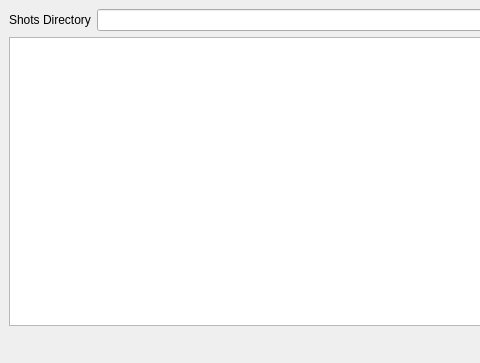
iceanimations/setupMasterScene, file ui/main.ui: the form before one commit; both pictures show x 0 to 480 and y 0 to 363 of the 817 by 363 pixel window.
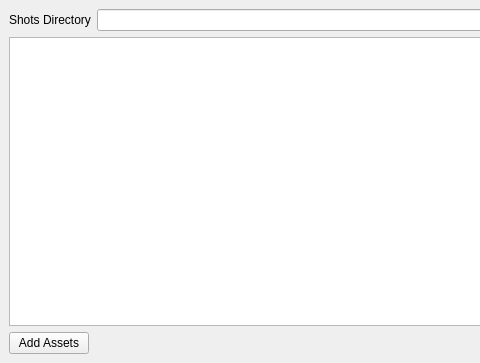
The form after the commit.

```diff
--- a/ui/main.ui
+++ b/ui/main.ui
@@ -45,6 +45,22 @@
     </item>
     <item>
      <layout class="QHBoxLayout" name="horizontalLayout">
+      <item>
+       <widget class="QPushButton" name="addAssetsButton">
+        <property name="minimumSize">
+         <size>
+          <width>75</width>
+          <height>0</height>
+         </size>
+        </property>
+        <property name="toolTip">
+         <string>Add assets from TACTIC for the specified Sequence</string>
+        </property>
+        <property name="text">
+         <string>Add Assets</string>
+        </property>
+       </widget>
+      </item>
       <item>
        <spacer name="horizontalSpacer">
         <property name="orientation">
```
